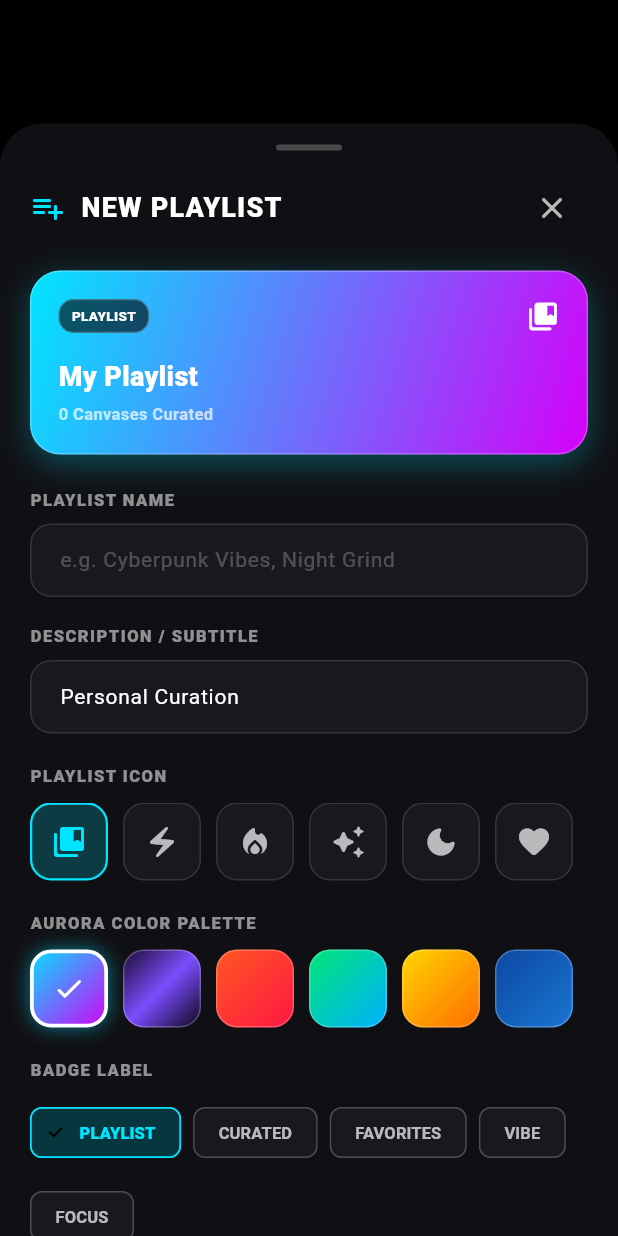
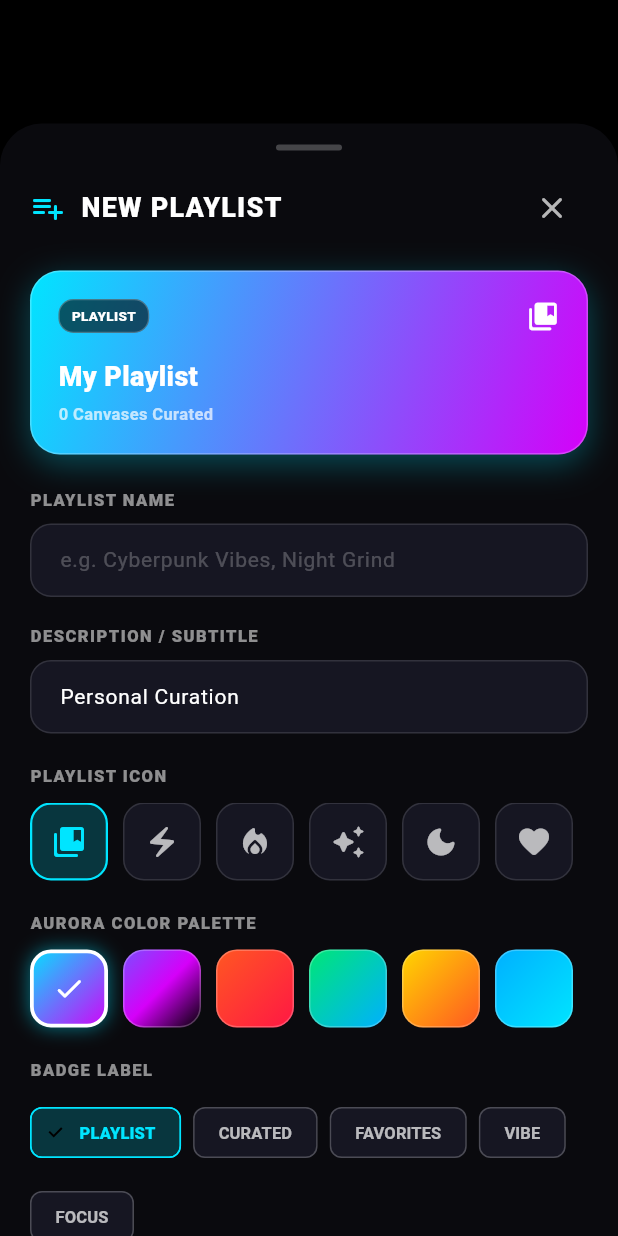
Before and after one commit to RanveerSingh1997/live_wallpaper, a Flutter app: the CreateCollectionSheet widget shown alone on an empty page, opened directly, on a phone screen of 412 x 824 dp. Run offline on Flutter 3.47's test engine with Material 3 defaults, Android fonts, the phone set to English and light mode, and no system bars; our stand-ins replace equatable, flutter_bloc, shared_preferences, video_player; accounts and stored records are empty; network calls fail; project files that could hold a hidden picture were left out.

Commit message:
style: harmonize categories, create collection, particle FX, and smart discovery sheets with AppColors

```diff
--- a/lib/screens/create_collection_sheet.dart
+++ b/lib/screens/create_collection_sheet.dart
@@ -4,6 +4,7 @@ import 'package:flutter_bloc/flutter_bloc.dart';
 import '../blocs/wallpaper_bloc.dart';
 import '../blocs/wallpaper_intent.dart';
 import '../blocs/wallpaper_state.dart';
+import '../core/core.dart';
 import '../models/wallpaper_collection.dart';
 
 class CreateCollectionSheet extends StatefulWidget {
@@ -51,12 +52,12 @@ class _CreateCollectionSheetState extends State<CreateCollectionSheet> {
   ];
 
   static const List<List<Color>> _gradientChoices = [
-    [Color(0xFF00E5FF), Color(0xFFD500F9)],
-    [Color(0xFF1B0B2E), Color(0xFF7C4DFF), Color(0xFF0D061A)],
-    [Color(0xFFFF5722), Color(0xFFFF1744)],
-    [Color(0xFF00E676), Color(0xFF00B0FF)],
-    [Color(0xFFFFD600), Color(0xFFFF6D00)],
-    [Color(0xFF0D47A1), Color(0xFF1976D2)],
+    [AppColors.neonCyan, AppColors.auroraViolet],
+    [AppColors.deepPurple, AppColors.auroraViolet, AppColors.obsidianBlack],
+    [AppColors.sunsetAmber, AppColors.favoriteRed],
+    [AppColors.auroraEmerald, AppColors.electricBlue],
+    [AppColors.solarGold, AppColors.sunsetAmber],
+    [AppColors.electricBlue, AppColors.neonCyan],
   ];
 
   static const List<String> _badgeChoices = [
@@ -121,7 +122,7 @@ class _CreateCollectionSheetState extends State<CreateCollectionSheet> {
     ScaffoldMessenger.of(context).showSnackBar(
       SnackBar(
         content: Text('Created playlist "$title"'),
-        backgroundColor: const Color(0xFF00E5FF),
+        backgroundColor: AppColors.neonCyan,
         behavior: SnackBarBehavior.floating,
         duration: const Duration(seconds: 2),
       ),
@@ -143,7 +144,7 @@ class _CreateCollectionSheetState extends State<CreateCollectionSheet> {
           builder: (context, scrollController) {
             return Container(
               decoration: const BoxDecoration(
-                color: Color(0xFF101014),
+                color: AppColors.darkBackground,
                 borderRadius: BorderRadius.vertical(top: Radius.circular(28)),
               ),
               child: Form(
@@ -172,7 +173,7 @@ class _CreateCollectionSheetState extends State<CreateCollectionSheet> {
                         const Row(
                           children: [
                             Icon(Icons.playlist_add_rounded,
-                                color: Color(0xFF00E5FF), size: 24),
+                                color: AppColors.neonCyan, size: 24),
                             SizedBox(width: 10),
                             Text(
                               'NEW PLAYLIST',
@@ -297,7 +298,7 @@ class _CreateCollectionSheetState extends State<CreateCollectionSheet> {
                         hintText: 'e.g. Cyberpunk Vibes, Night Grind',
                         hintStyle: const TextStyle(color: Colors.white24),
                         filled: true,
-                        fillColor: const Color(0xFF18181E),
+                        fillColor: AppColors.cardSurface,
                         contentPadding:
                             const EdgeInsets.symmetric(horizontal: 16, vertical: 14),
                         border: OutlineInputBorder(
@@ -310,7 +311,7 @@ class _CreateCollectionSheetState extends State<CreateCollectionSheet> {
                         ),
                         focusedBorder: OutlineInputBorder(
                           borderRadius: BorderRadius.circular(14),
-                          borderSide: const BorderSide(color: Color(0xFF00E5FF), width: 1.5),
+                          borderSide: const BorderSide(color: AppColors.neonCyan, width: 1.5),
                         ),
                       ),
                       validator: (value) {
@@ -341,7 +342,7 @@ class _CreateCollectionSheetState extends State<CreateCollectionSheet> {
                         hintText: 'e.g. Neon nights for AMOLED lock screen',
                         hintStyle: const TextStyle(color: Colors.white24),
                         filled: true,
-                        fillColor: const Color(0xFF18181E),
+                        fillColor: AppColors.cardSurface,
                         contentPadding:
                             const EdgeInsets.symmetric(horizontal: 16, vertical: 14),
                         border: OutlineInputBorder(
@@ -354,7 +355,7 @@ class _CreateCollectionSheetState extends State<CreateCollectionSheet> {
                         ),
                         focusedBorder: OutlineInputBorder(
                           borderRadius: BorderRadius.circular(14),
-                          borderSide: const BorderSide(color: Color(0xFF00E5FF), width: 1.5),
+                          borderSide: const BorderSide(color: AppColors.neonCyan, width: 1.5),
                         ),
                       ),
                     ),
@@ -392,12 +393,12 @@ class _CreateCollectionSheetState extends State<CreateCollectionSheet> {
                               height: 52,
                               decoration: BoxDecoration(
                                 color: isSelected
-                                    ? const Color(0xFF00E5FF).withValues(alpha: 0.2)
-                                    : const Color(0xFF18181E),
+                                    ? AppColors.neonCyan.withValues(alpha: 0.2)
+                                    : AppColors.cardSurface,
                                 borderRadius: BorderRadius.circular(14),
                                 border: Border.all(
                                   color: isSelected
-                                      ? const Color(0xFF00E5FF)
+                                      ? AppColors.neonCyan
                                       : Colors.white12,
                                   width: isSelected ? 1.5 : 1,
                                 ),
@@ -405,7 +406,7 @@ class _CreateCollectionSheetState extends State<CreateCollectionSheet> {
                               child: Icon(
                                 icon,
                                 color: isSelected
-                                    ? const Color(0xFF00E5FF)
+                                    ? AppColors.neonCyan
                                     : Colors.white70,
                                 size: 24,
                               ),
@@ -504,11 +505,11 @@ class _CreateCollectionSheetState extends State<CreateCollectionSheet> {
                             }
                           },
                           selectedColor:
-                              const Color(0xFF00E5FF).withValues(alpha: 0.2),
-                          backgroundColor: const Color(0xFF18181E),
+                              AppColors.neonCyan.withValues(alpha: 0.2),
+                          backgroundColor: AppColors.cardSurface,
                           labelStyle: TextStyle(
                             color: isSelected
-                                ? const Color(0xFF00E5FF)
+                                ? AppColors.neonCyan
                                 : Colors.white70,
                             fontWeight: isSelected
                                 ? FontWeight.w800
@@ -517,7 +518,7 @@ class _CreateCollectionSheetState extends State<CreateCollectionSheet> {
                           ),
                           side: BorderSide(
                             color: isSelected
-                                ? const Color(0xFF00E5FF)
+                                ? AppColors.neonCyan
                                 : Colors.white12,
                           ),
                         );
@@ -544,7 +545,7 @@ class _CreateCollectionSheetState extends State<CreateCollectionSheet> {
                           style: const TextStyle(
                             fontSize: 10,
                             fontWeight: FontWeight.w800,
-                            color: Color(0xFF00E5FF),
+                            color: AppColors.neonCyan,
                           ),
                         ),
                       ],
@@ -580,13 +581,13 @@ class _CreateCollectionSheetState extends State<CreateCollectionSheet> {
                                 gradient: LinearGradient(
                                   colors: short.gradientColors.isNotEmpty
                                       ? short.gradientColors
-                                      : [const Color(0xFF1F1F24), Colors.black],
+                                      : [AppColors.cardSurface, Colors.black],
                                   begin: Alignment.topCenter,
                                   end: Alignment.bottomCenter,
                                 ),
                                 border: Border.all(
                                   color: isIncluded
-                                      ? const Color(0xFF00E5FF)
+                                      ? AppColors.neonCyan
                                       : Colors.white12,
                                   width: isIncluded ? 2 : 1,
                                 ),
@@ -613,7 +614,7 @@ class _CreateCollectionSheetState extends State<CreateCollectionSheet> {
                                       child: Container(
                                         padding: const EdgeInsets.all(2),
                                         decoration: const BoxDecoration(
-                                          color: Color(0xFF00E5FF),
+                                          color: AppColors.neonCyan,
                                           shape: BoxShape.circle,
                                         ),
                                         child: const Icon(
@@ -639,7 +640,7 @@ class _CreateCollectionSheetState extends State<CreateCollectionSheet> {
                       child: ElevatedButton.icon(
                         onPressed: _submit,
                         style: ElevatedButton.styleFrom(
-                          backgroundColor: const Color(0xFF00E5FF),
+                          backgroundColor: AppColors.neonCyan,
                           foregroundColor: Colors.black,
                           elevation: 4,
                           shape: RoundedRectangleBorder(
```
Also changed, not shown: lib/screens/categories_screen.dart (+19 -19 lines), lib/screens/particle_effect_sheet.dart (+22 -21 lines), lib/screens/smart_discovery_sheet.dart (+22 -21 lines).
